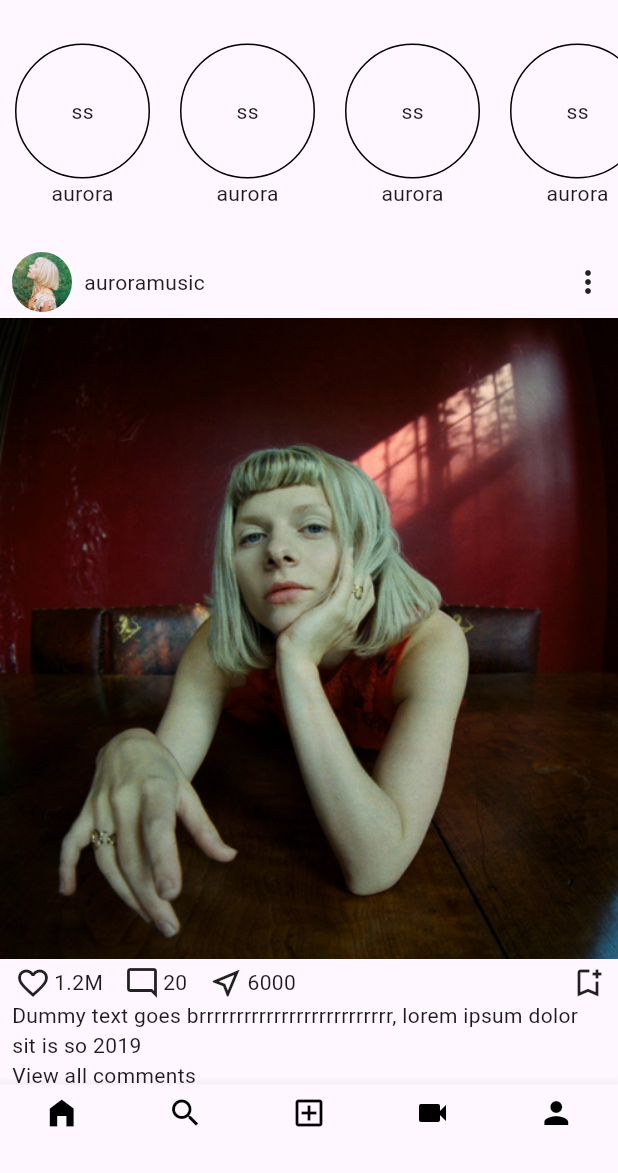
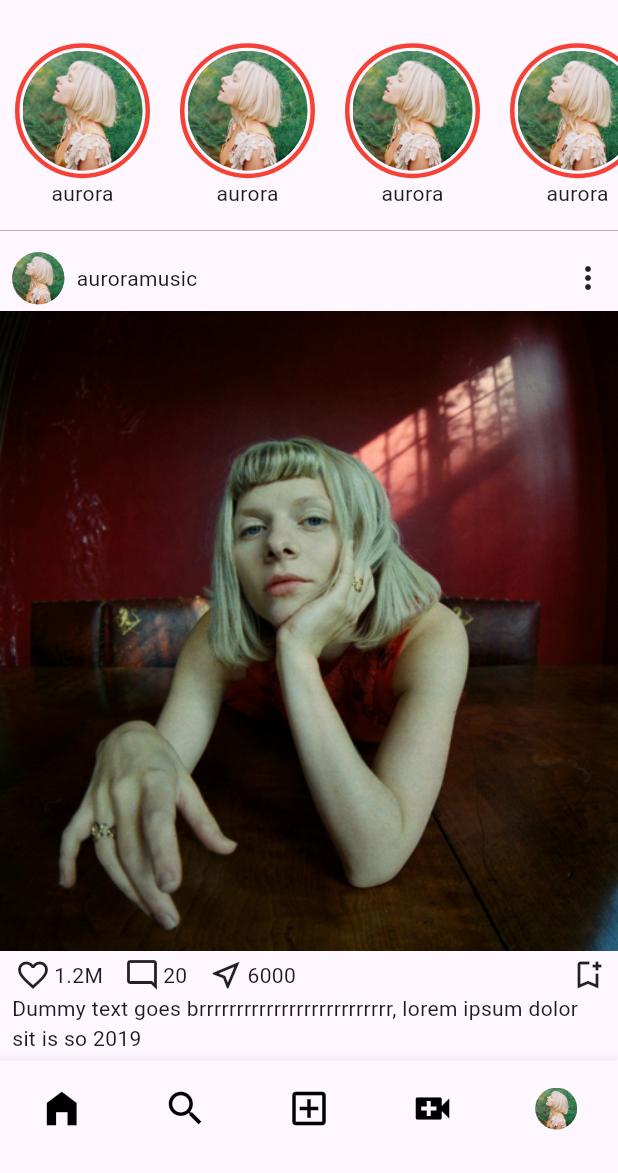
Before and after one commit to Jarv1sGH/insta_clone_flutter, a Flutter app: the screen it shows after launch, on a phone screen of 412 x 824 dp, the part 63-1236 px from its top. Run offline on Flutter 3.47's test engine with Material 3 defaults, Android fonts, the phone set to English and light mode, and no system bars.

Commit message:
added a profile_picture widget

```diff
--- a/lib/screens/home_screen.dart
+++ b/lib/screens/home_screen.dart
@@ -11,7 +11,9 @@ class HomeScreen extends StatelessWidget {
         children: [
           Container(
             height: 140,
-            // decoration: BoxDecoration(border: Border.all()),
+            decoration: const BoxDecoration(
+                border:
+                    Border(bottom: BorderSide(color: Colors.grey, width: 0.5))),
             child: SingleChildScrollView(
               scrollDirection: Axis.horizontal,
               child: Row(
--- a/lib/screens/main_screen.dart
+++ b/lib/screens/main_screen.dart
@@ -4,6 +4,7 @@ import 'package:insta_clone/screens/fyp.dart';
 import 'package:insta_clone/screens/home_screen.dart';
 import 'package:insta_clone/screens/profile_screen.dart';
 import 'package:insta_clone/screens/reels_screen.dart';
+import 'package:insta_clone/widgets/profile_picture.dart';
 
 class MainScreen extends StatefulWidget {
   const MainScreen({super.key});
@@ -48,37 +49,49 @@ class _MainScreenState extends State<MainScreen> {
       bottomNavigationBar: BottomNavigationBar(
         items: const [
           BottomNavigationBarItem(
-            icon: Icon(
+            icon: Padding(
+              padding: EdgeInsets.only(top: 10),
+              child: Icon(
                 Icons.home_filled,
                 color: Colors.black,
+              ),
             ),
             label: '',
           ),
           BottomNavigationBarItem(
-            icon: Icon(
+            icon: Padding(
+              padding: EdgeInsets.only(top: 10),
+              child: Icon(
                 Icons.search,
                 color: Colors.black,
+              ),
             ),
             label: '',
           ),
           BottomNavigationBarItem(
-            icon: Icon(
+            icon: Padding(
+              padding: EdgeInsets.only(top: 10),
+              child: Icon(
                 Icons.add_box_outlined,
                 color: Colors.black,
+              ),
             ),
             label: '',
           ),
           BottomNavigationBarItem(
-            icon: Icon(
-              Icons.videocam,
+            icon: Padding(
+              padding: EdgeInsets.only(top: 10),
+              child: Icon(
+                Icons.video_call,
                 color: Colors.black,
+              ),
             ),
             label: '',
           ),
           BottomNavigationBarItem(
-            icon: Icon(
-              Icons.person,
-              color: Colors.black,
+            icon: Padding(
+              padding: EdgeInsets.only(top: 10),
+              child: ProfilePicture(imageWidth: 28, imageHeight: 28),
             ),
             label: '',
           ),
@@ -87,6 +100,7 @@ class _MainScreenState extends State<MainScreen> {
         onTap: onNavIconTap,
         selectedItemColor: Colors.blue,
         type: BottomNavigationBarType.fixed,
+        iconSize: 30,
       ),
     );
   }
--- a/lib/widgets/post.dart
+++ b/lib/widgets/post.dart
@@ -1,4 +1,5 @@
 import 'package:flutter/material.dart';
+import 'package:insta_clone/widgets/profile_picture.dart';
 
 class Post extends StatelessWidget {
   const Post({super.key});
@@ -6,27 +7,20 @@ class Post extends StatelessWidget {
   Widget build(BuildContext context) {
     return Column(
       children: [
-        Padding(
-          padding: const EdgeInsets.symmetric(horizontal: 8, vertical: 4),
+        const Padding(
+          padding: EdgeInsets.symmetric(horizontal: 8, vertical: 4),
           child: Row(
             children: [
-              Container(
-                width: 40,
-                height: 40,
-                decoration: const BoxDecoration(shape: BoxShape.circle),
-                child: ClipOval(
-                  child: Image.asset(
-                    'assets/profile_pics/profile.png',
-                    fit: BoxFit.cover,
-                  ),
-                ),
+              ProfilePicture(
+                imageWidth: 35,
+                imageHeight: 35,
               ),
-              const SizedBox(
+              SizedBox(
                 width: 8,
               ),
-              const Text('auroramusic'),
-              const Spacer(),
-              const Icon(Icons.more_vert_rounded),
+              Text('auroramusic'),
+              Spacer(),
+              Icon(Icons.more_vert_rounded),
             ],
           ),
         ),
--- /dev/null
+++ b/lib/widgets/profile_picture.dart
@@ -0,0 +1,22 @@
+import 'package:flutter/material.dart';
+
+class ProfilePicture extends StatelessWidget {
+  const ProfilePicture(
+      {super.key, required this.imageWidth, required this.imageHeight});
+  final double imageWidth;
+  final double imageHeight;
+  @override
+  Widget build(BuildContext context) {
+    return Container(
+      width: imageWidth,
+      height: imageHeight,
+      decoration: const BoxDecoration(shape: BoxShape.circle),
+      child: ClipOval(
+        child: Image.asset(
+          'assets/profile_pics/profile.png',
+          fit: BoxFit.cover,
+        ),
+      ),
+    );
+  }
+}
--- a/lib/widgets/story.dart
+++ b/lib/widgets/story.dart
@@ -1,4 +1,5 @@
 import 'package:flutter/material.dart';
+import 'package:insta_clone/widgets/profile_picture.dart';
 
 class Story extends StatelessWidget {
   const Story({super.key});
@@ -11,11 +12,13 @@ class Story extends StatelessWidget {
         children: [
           Container(
             decoration: BoxDecoration(
-                border: Border.all(), borderRadius: BorderRadius.circular(999)),
+              border: Border.all(color: Colors.red, width: 3),
+              borderRadius: BorderRadius.circular(999),
+            ),
             height: 90,
             width: 90,
             child: const Center(
-              child: Text('ss'),
+              child: ProfilePicture(imageWidth: 80, imageHeight: 80),
             ),
           ),
           const Text('aurora'),
```
Lines whose indentation alone changed are shown as unchanged.
